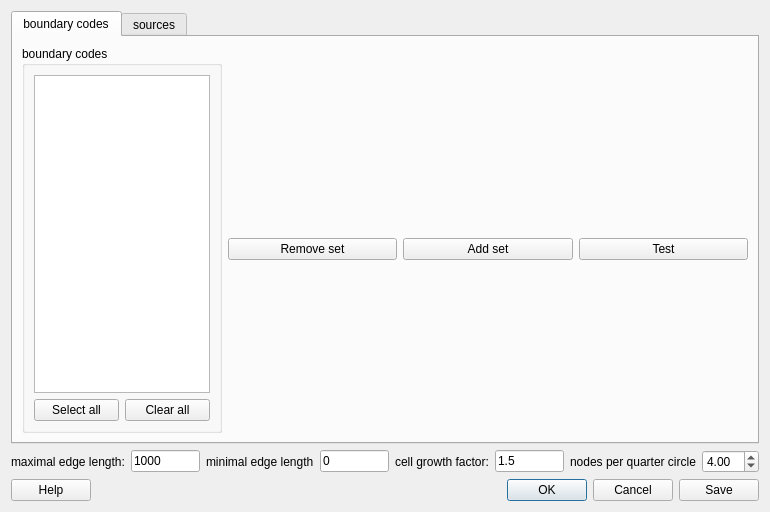
Old version of the form src/libengrid/guicreatesurfacemesh.ui in the repository enGits/engrid.
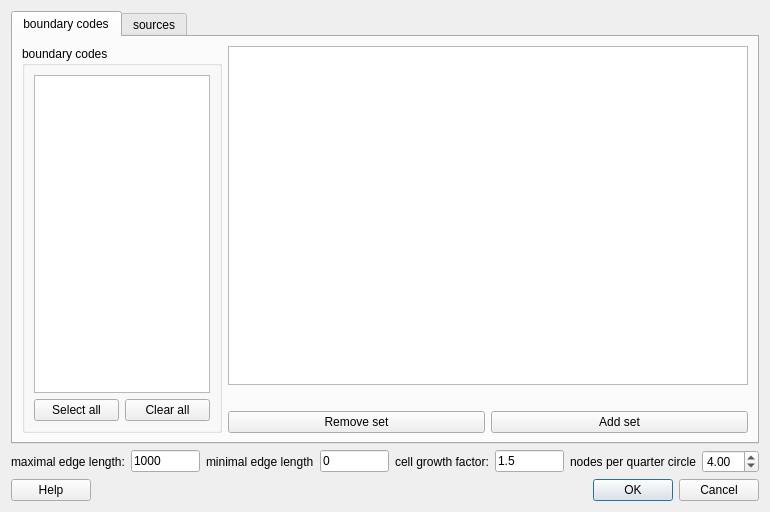
New version of the form. Icons and pictures are not drawn.

Commit message: simplified edge-length config

Patch:
```diff
--- a/src/libengrid/guicreatesurfacemesh.ui
+++ b/src/libengrid/guicreatesurfacemesh.ui
@@ -75,7 +75,7 @@
          <item>
           <layout class="QVBoxLayout" name="verticalLayout">
            <item>
-            <layout class="QVBoxLayout" name="verticalLayout_SettingsSheet"/>
+            <widget class="QTextEdit" name="textEdit"/>
            </item>
            <item>
             <spacer name="horizontalSpacer">
@@ -106,13 +106,6 @@
                </property>
               </widget>
              </item>
-             <item>
-              <widget class="QPushButton" name="pushButton_TestSet">
-               <property name="text">
-                <string>Test</string>
-               </property>
-              </widget>
-             </item>
             </layout>
            </item>
           </layout>
@@ -280,13 +273,6 @@
        </property>
       </widget>
      </item>
-     <item>
-      <widget class="QPushButton" name="pushButtonSave">
-       <property name="text">
-        <string>Save</string>
-       </property>
-      </widget>
-     </item>
     </layout>
    </item>
   </layout>
```
Left out of the diff: 4 changed lines with no effect on the pictures. The commit also changes 2 other files.
